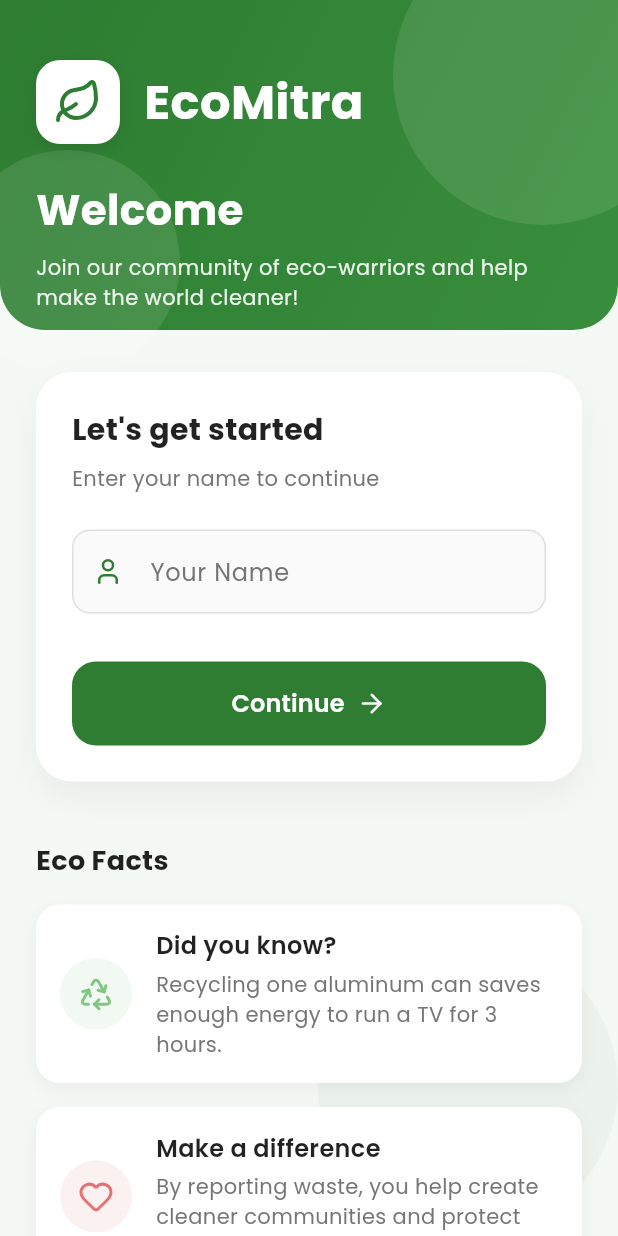
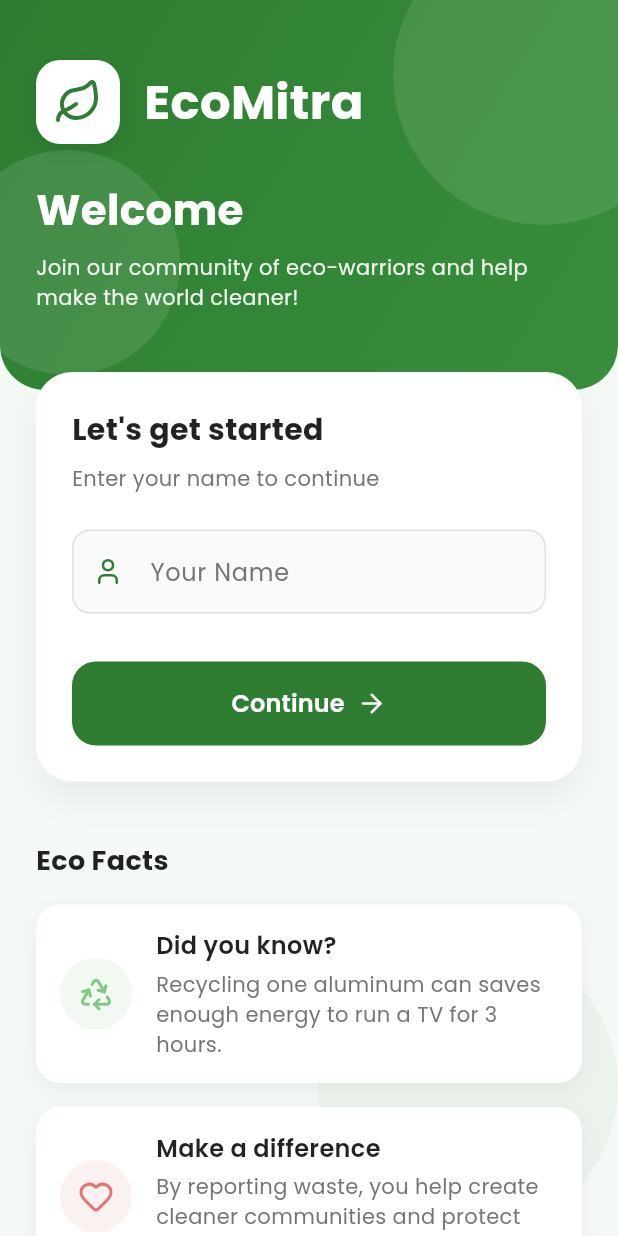
Before and after one commit to danishistired/EcoMitra, a Flutter app: the screen it shows after launch, on a phone screen of 412 x 824 dp. Run offline on Flutter 3.47's test engine with Material 3 defaults, Android fonts, the phone set to English and light mode, and no system bars; drawn by our look-alikes of flutter_animate; our stand-ins replace flutter_map, geolocator, google_fonts, image_picker, latlong2, lottie and 1 more.

Commit message:
fixed small bugs

```diff
--- a/lib/login_screen.dart
+++ b/lib/login_screen.dart
@@ -101,7 +101,7 @@ class _LoginScreenState extends State<LoginScreen> with SingleTickerProviderStat
           top: 0,
           left: 0,
           right: 0,
-          height: 220,
+          height: 260, // Increased height to accommodate the full text
           child: Container(
             decoration: const BoxDecoration(
               gradient: LinearGradient(
```
